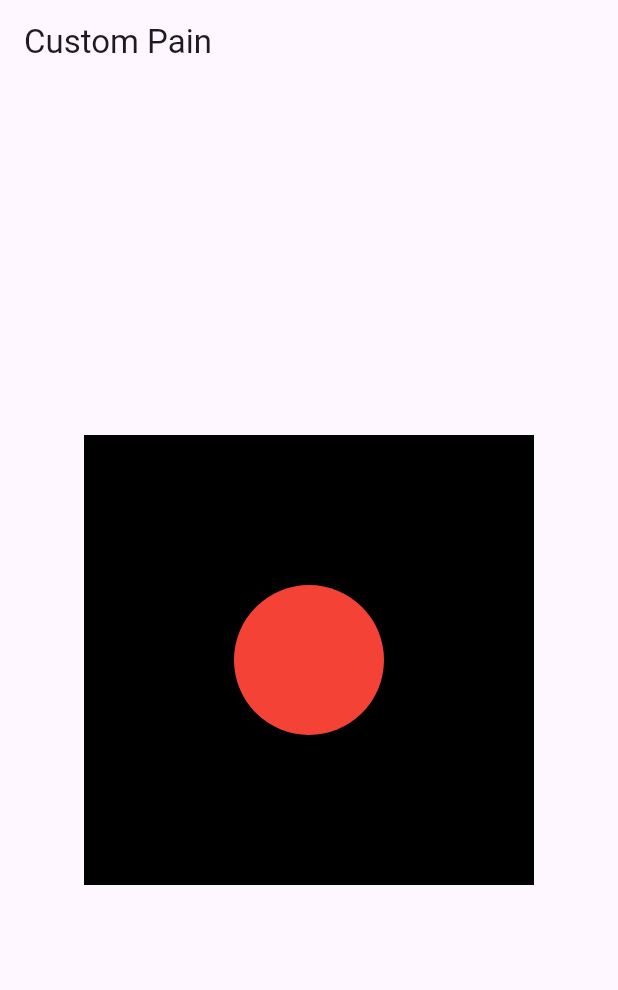
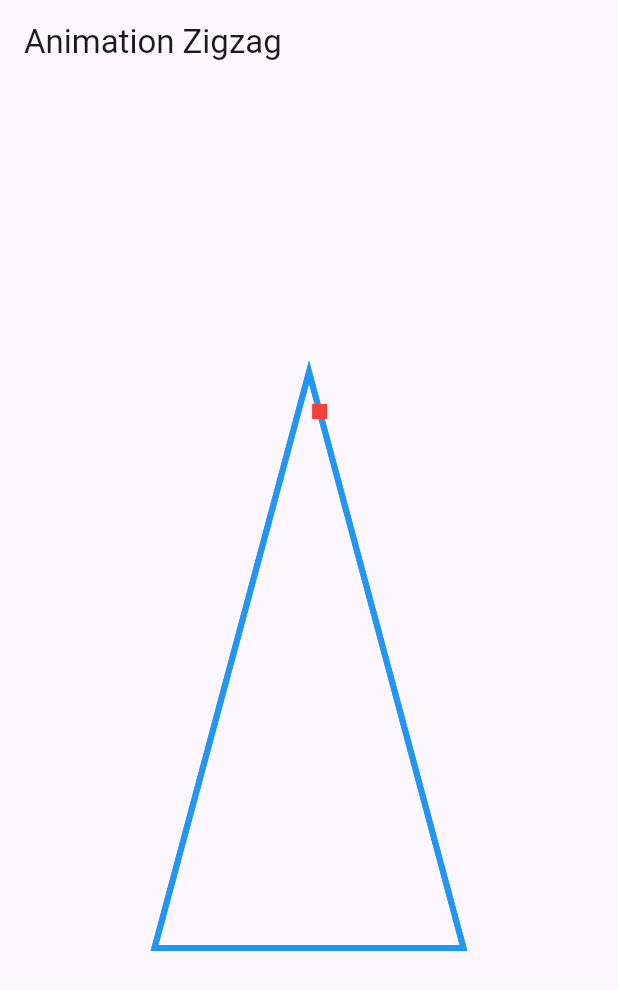
Before and after one commit to duchl0202/custom_paint_flutter, a Flutter app: the screen it shows after launch, on a phone screen of 412 x 824 dp. Shown: the top 990 px of the screen. Run offline on Flutter 3.47's test engine with Material 3 defaults, Android fonts, the phone set to English and light mode, and no system bars.

Commit message:
Add ZigzagAnimation

```diff
--- a/lib/main.dart
+++ b/lib/main.dart
@@ -1,27 +1,110 @@
 import 'package:flutter/material.dart';
-import 'package:flutter_custom_pain/custom_paint_widget.dart';
 
-void main() {
-  runApp(const MyApp());
-}
+void main() => runApp(MyApp());
 
 class MyApp extends StatelessWidget {
-  const MyApp({super.key});
-
   @override
   Widget build(BuildContext context) {
     return MaterialApp(
       home: Scaffold(
-        appBar: AppBar(
-          title: Text("Custom Pain"),
-        ),
-        body: Center(
-          child: Container(
-            color: Colors.grey.shade300,
-            child: CustomPaintWidget(),
-          ),
-        ),
+        appBar: AppBar(title: Text('Animation Zigzag')),
+        body: ZigzagAnimationWidget(),
       ),
     );
   }
 }
+
+class ZigzagAnimationWidget extends StatefulWidget {
+  @override
+  _ZigzagAnimationWidgetState createState() => _ZigzagAnimationWidgetState();
+}
+
+class _ZigzagAnimationWidgetState extends State<ZigzagAnimationWidget>
+    with SingleTickerProviderStateMixin {
+  late AnimationController _controller;
+  late Animation<double> _animation;
+
+  @override
+  void initState() {
+    super.initState();
+    _controller = AnimationController(
+      duration: const Duration(seconds: 3),
+      vsync: this,
+    )..repeat(reverse: true);
+
+    // Áp dụng Curve vào animation
+    final curvedAnimation = CurvedAnimation(
+      parent: _controller,
+      curve: Curves.fastEaseInToSlowEaseOut, // Sử dụng Curves.decelerate
+    );
+
+    _animation = Tween<double>(begin: 0.0, end: 1.0).animate(curvedAnimation)
+      ..addListener(() {
+        setState(() {});
+      });
+
+    _controller.repeat(reverse: true); // Bắt đầu animation
+  }
+
+  @override
+  void dispose() {
+    _controller.dispose();
+    super.dispose();
+  }
+
+  @override
+  Widget build(BuildContext context) {
+    return CustomPaint(
+      size: Size(MediaQuery.of(context).size.width,
+          MediaQuery.of(context).size.height),
+      painter: ZigzagSquarePainter(_animation.value),
+    );
+  }
+}
+
+class ZigzagSquarePainter extends CustomPainter {
+  final double progress;
+
+  ZigzagSquarePainter(this.progress);
+
+  @override
+  void paint(Canvas canvas, Size size) {
+    final paint = Paint()
+      ..color = Colors.blue
+      ..strokeWidth = 4.0
+      ..style = PaintingStyle.stroke;
+
+    final squarePaint = Paint()
+      ..color = Colors.red
+      ..style = PaintingStyle.fill;
+
+    final Path path = Path();
+
+    // Di chuyển đến điểm đầu tiên của tam giác (đỉnh trên cùng)
+    path.moveTo(size.width / 2, size.height / 4);
+
+    // Thêm các đường thẳng để tạo thành hình tam giác
+    path.lineTo(size.width / 4, size.height * 3 / 4); // Điểm góc dưới bên trái
+    path.lineTo(
+        size.width * 3 / 4, size.height * 3 / 4); // Điểm góc dưới bên phải
+    path.close(); // Đóng đường dẫn để tạo thành một hình khép kín
+
+    // Vẽ tam giác
+    canvas.drawPath(path, paint);
+
+    final squareSize = 10.0;
+    final pathMetrics = path.computeMetrics();
+    final pathMetric = pathMetrics.elementAt(0);
+    final tangent =
+        pathMetric.getTangentForOffset(pathMetric.length * progress);
+
+    canvas.drawPath(path, paint);
+    if (tangent != null) {
+      final offset = tangent.position - Offset(squareSize / 2, squareSize / 2);
+      canvas.drawRect(offset & Size(squareSize, squareSize), squarePaint);
+    }
+  }
+
+  @override
+  bool shouldRepaint(covariant CustomPainter oldDelegate) => true;
+}
```
Also changed, not shown: lib/example/custom/duong_zigzag.dart (added, +31 -0 lines), lib/example/day1.dart (added, +50 -0 lines), lib/example/day2.dart (added, +53 -0 lines), lib/road_map.txt (+0 -41 lines).
